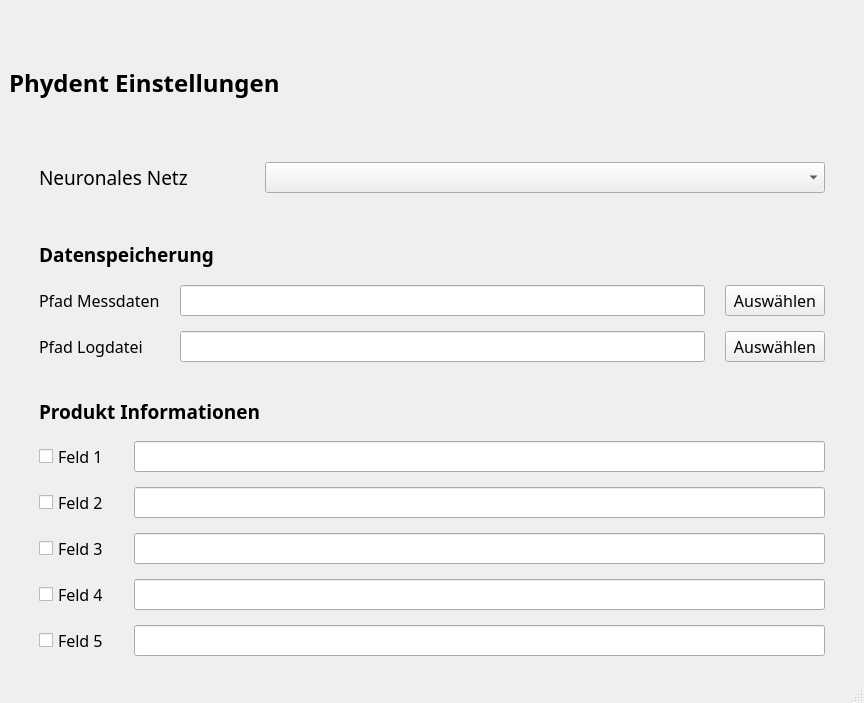
This is settings.ui in fabianjaeger1/Phydent-App as Qt 5 draws it before an edit. The edited form follows.
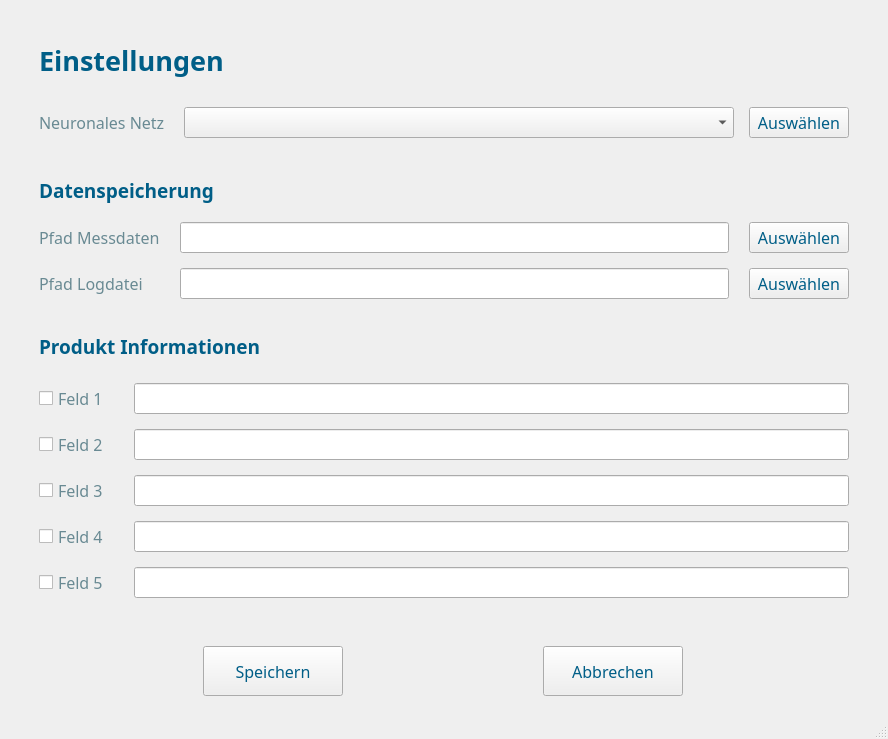
This is the edited form. Icons and pictures are not drawn.

Commit message: Add Screenshot Fusion

```diff
--- a/settings.ui
+++ b/settings.ui
@@ -6,8 +6,8 @@
    <rect>
     <x>0</x>
     <y>0</y>
-    <width>864</width>
-    <height>703</height>
+    <width>888</width>
+    <height>739</height>
    </rect>
   </property>
   <property name="font">
@@ -26,54 +26,149 @@
   <widget class="QWidget" name="centralwidget">
    <layout class="QVBoxLayout" name="verticalLayout">
     <item>
-     <widget class="QLabel" name="label_3">
-      <property name="font">
-       <font>
-        <family>Source Sans Pro SemiBold</family>
-        <pointsize>18</pointsize>
-        <weight>75</weight>
-        <bold>true</bold>
-       </font>
-      </property>
-      <property name="text">
-       <string>Phydent Einstellungen</string>
-      </property>
-     </widget>
-    </item>
-    <item>
-     <layout class="QHBoxLayout" name="horizontalLayout">
+     <layout class="QVBoxLayout" name="verticalLayout_4">
       <property name="leftMargin">
        <number>30</number>
       </property>
+      <property name="topMargin">
+       <number>20</number>
+      </property>
       <property name="rightMargin">
        <number>30</number>
       </property>
-      <property name="bottomMargin">
-       <number>30</number>
-      </property>
       <item>
-       <widget class="QLabel" name="label_2">
+       <widget class="QLabel" name="label_3">
         <property name="maximumSize">
          <size>
-          <width>220</width>
-          <height>16777215</height>
+          <width>16777215</width>
+          <height>60</height>
          </size>
         </property>
         <property name="font">
          <font>
-          <pointsize>14</pointsize>
+          <family>Source Sans Pro SemiBold</family>
+          <pointsize>18</pointsize>
+          <weight>75</weight>
+          <bold>true</bold>
          </font>
         </property>
         <property name="text">
-         <string>Neuronales Netz</string>
+         <string>&lt;html&gt;&lt;head/&gt;&lt;body&gt;&lt;p&gt;&lt;span style=&quot; font-size:20pt; color:#005e87;&quot;&gt;Einstellungen&lt;/span&gt;&lt;/p&gt;&lt;/body&gt;&lt;/html&gt;</string>
         </property>
        </widget>
       </item>
       <item>
-       <widget class="QComboBox" name="comboBox"/>
+       <spacer name="verticalSpacer_3">
+        <property name="orientation">
+         <enum>Qt::Vertical</enum>
+        </property>
+        <property name="sizeType">
+         <enum>QSizePolicy::Fixed</enum>
+        </property>
+        <property name="sizeHint" stdset="0">
+         <size>
+          <width>20</width>
+          <height>10</height>
+         </size>
+        </property>
+       </spacer>
+      </item>
+      <item>
+       <layout class="QHBoxLayout" name="horizontalLayout">
+        <property name="spacing">
+         <number>15</number>
+        </property>
+        <property name="leftMargin">
+         <number>0</number>
+        </property>
+        <property name="rightMargin">
+         <number>0</number>
+        </property>
+        <property name="bottomMargin">
+         <number>0</number>
+        </property>
+        <item>
+         <widget class="QLabel" name="label_2">
+          <property name="maximumSize">
+           <size>
+            <width>1660000</width>
+            <height>16777215</height>
+           </size>
+          </property>
+          <property name="font">
+           <font>
+            <pointsize>14</pointsize>
+           </font>
+          </property>
+          <property name="text">
+           <string>&lt;html&gt;&lt;head/&gt;&lt;body&gt;&lt;p&gt;&lt;span style=&quot; font-size:12pt; color:#698a93;&quot;&gt;Neuronales Netz&lt;/span&gt;&lt;/p&gt;&lt;/body&gt;&lt;/html&gt;</string>
+          </property>
+         </widget>
+        </item>
+        <item>
+         <widget class="QComboBox" name="comboBox">
+          <property name="minimumSize">
+           <size>
+            <width>550</width>
+            <height>0</height>
+           </size>
+          </property>
+          <property name="maximumSize">
+           <size>
+            <width>550</width>
+            <height>16777215</height>
+           </size>
+          </property>
+         </widget>
+        </item>
+        <item>
+         <widget class="QPushButton" name="pushButton">
+          <property name="minimumSize">
+           <size>
+            <width>80</width>
+            <height>28</height>
+           </size>
+          </property>
+          <property name="maximumSize">
+           <size>
+            <width>100</width>
+            <height>16777215</height>
+           </size>
+          </property>
+          <property name="font">
+           <font>
+            <family>Source Sans Pro</family>
+            <pointsize>12</pointsize>
+           </font>
+          </property>
+          <property name="styleSheet">
+           <string notr="true">color: rgb(0, 94, 135);</string>
+          </property>
+          <property name="text">
+           <string>Auswählen</string>
+          </property>
+         </widget>
+        </item>
+       </layout>
       </item>
      </layout>
     </item>
+    <item>
+     <spacer name="verticalSpacer_4">
+      <property name="orientation">
+       <enum>Qt::Vertical</enum>
+      </property>
+      <property name="sizeType">
+       <enum>QSizePolicy::Fixed</enum>
+      </property>
+      <property name="sizeHint" stdset="0">
+       <size>
+        <width>20</width>
+        <height>20</height>
+       </size>
+      </property>
+     </spacer>
+    </item>
     <item>
      <layout class="QVBoxLayout" name="verticalLayout_3">
       <property name="leftMargin">
@@ -84,6 +179,12 @@
       </property>
       <item>
        <widget class="QLabel" name="label_4">
+        <property name="minimumSize">
+         <size>
+          <width>0</width>
+          <height>40</height>
+         </size>
+        </property>
         <property name="maximumSize">
          <size>
           <width>16777215</width>
@@ -99,7 +200,7 @@
          </font>
         </property>
         <property name="text">
-         <string>Datenspeicherung</string>
+         <string>&lt;html&gt;&lt;head/&gt;&lt;body&gt;&lt;p&gt;&lt;span style=&quot; color:#005e87;&quot;&gt;Datenspeicherung&lt;/span&gt;&lt;/p&gt;&lt;/body&gt;&lt;/html&gt;</string>
         </property>
        </widget>
       </item>
@@ -134,32 +235,44 @@
         <item row="0" column="0">
          <widget class="QLabel" name="label_5">
           <property name="text">
-           <string>Pfad Messdaten</string>
+           <string>&lt;html&gt;&lt;head/&gt;&lt;body&gt;&lt;p&gt;&lt;span style=&quot; color:#698a93;&quot;&gt;Pfad Messdaten&lt;/span&gt;&lt;/p&gt;&lt;/body&gt;&lt;/html&gt;</string>
           </property>
          </widget>
         </item>
         <item row="1" column="0">
          <widget class="QLabel" name="label_6">
           <property name="text">
-           <string>Pfad Logdatei</string>
-          </property>
-         </widget>
-        </item>
-        <item row="0" column="2">
-         <widget class="QPushButton" name="pushButton">
-          <property name="minimumSize">
-           <size>
-            <width>100</width>
-            <height>0</height>
-           </size>
-          </property>
-          <property name="text">
-           <string>Auswählen</string>
+           <string>&lt;html&gt;&lt;head/&gt;&lt;body&gt;&lt;p&gt;&lt;span style=&quot; color:#698a93;&quot;&gt;Pfad Logdatei&lt;/span&gt;&lt;/p&gt;&lt;/body&gt;&lt;/html&gt;</string>
           </property>
          </widget>
         </item>
         <item row="1" column="2">
          <widget class="QPushButton" name="pushButton_2">
+          <property name="minimumSize">
+           <size>
+            <width>100</width>
+            <height>0</height>
+           </size>
+          </property>
+          <property name="styleSheet">
+           <string notr="true">color: rgb(0, 94, 135);</string>
+          </property>
+          <property name="text">
+           <string>Auswählen</string>
+          </property>
+         </widget>
+        </item>
+        <item row="0" column="2">
+         <widget class="QPushButton" name="pushButton_5">
+          <property name="minimumSize">
+           <size>
+            <width>100</width>
+            <height>0</height>
+           </size>
+          </property>
+          <property name="styleSheet">
+           <string notr="true">color: rgb(0, 94, 135);</string>
+          </property>
           <property name="text">
            <string>Auswählen</string>
           </property>
@@ -170,7 +283,7 @@
      </layout>
     </item>
     <item>
-     <spacer name="verticalSpacer">
+     <spacer name="verticalSpacer_2">
       <property name="orientation">
        <enum>Qt::Vertical</enum>
       </property>
@@ -180,7 +293,7 @@
       <property name="sizeHint" stdset="0">
        <size>
         <width>20</width>
-        <height>30</height>
+        <height>20</height>
        </size>
       </property>
      </spacer>
@@ -207,7 +320,7 @@
          </font>
         </property>
         <property name="text">
-         <string>Produkt Informationen</string>
+         <string>&lt;html&gt;&lt;head/&gt;&lt;body&gt;&lt;p&gt;&lt;span style=&quot; color:#005e87;&quot;&gt;Produkt Informationen&lt;/span&gt;&lt;/p&gt;&lt;/body&gt;&lt;/html&gt;</string>
         </property>
        </widget>
       </item>
@@ -243,6 +356,9 @@
         </item>
         <item row="1" column="0">
          <widget class="QCheckBox" name="checkBox_2">
+          <property name="styleSheet">
+           <string notr="true">color: rgb(105, 138, 147);</string>
+          </property>
           <property name="text">
            <string>Feld 2</string>
           </property>
@@ -260,6 +376,9 @@
         </item>
         <item row="0" column="0">
          <widget class="QCheckBox" name="checkBox">
+          <property name="styleSheet">
+           <string notr="true">color: rgb(105, 138, 147);</string>
+          </property>
           <property name="text">
            <string>Feld 1</string>
           </property>
@@ -277,6 +396,9 @@
         </item>
         <item row="2" column="0">
          <widget class="QCheckBox" name="checkBox_3">
+          <property name="styleSheet">
+           <string notr="true">color: rgb(105, 138, 147);</string>
+          </property>
           <property name="text">
            <string>Feld 3</string>
           </property>
@@ -284,6 +406,9 @@
         </item>
         <item row="4" column="0">
          <widget class="QCheckBox" name="checkBox_5">
+          <property name="styleSheet">
+           <string notr="true">color: rgb(105, 138, 147);</string>
+          </property>
           <property name="text">
            <string>Feld 5</string>
           </property>
@@ -300,6 +425,9 @@
           <property name="autoFillBackground">
            <bool>false</bool>
           </property>
+          <property name="text">
+           <string/>
+          </property>
           <property name="readOnly">
            <bool>false</bool>
           </property>
@@ -307,6 +435,9 @@
         </item>
         <item row="3" column="0">
          <widget class="QCheckBox" name="checkBox_4">
+          <property name="styleSheet">
+           <string notr="true">color: rgb(105, 138, 147);</string>
+          </property>
           <property name="text">
            <string>Feld 4</string>
           </property>
@@ -326,6 +457,64 @@
       </item>
      </layout>
     </item>
+    <item>
+     <spacer name="verticalSpacer">
+      <property name="orientation">
+       <enum>Qt::Vertical</enum>
+      </property>
+      <property name="sizeType">
+       <enum>QSizePolicy::Fixed</enum>
+      </property>
+      <property name="sizeHint" stdset="0">
+       <size>
+        <width>20</width>
+        <height>30</height>
+       </size>
+      </property>
+     </spacer>
+    </item>
+    <item>
+     <layout class="QHBoxLayout" name="horizontalLayout_2">
+      <item>
+       <widget class="QPushButton" name="pushButton_3">
+        <property name="minimumSize">
+         <size>
+          <width>140</width>
+          <height>50</height>
+         </size>
+        </property>
+        <property name="maximumSize">
+         <size>
+          <width>140</width>
+          <height>50</height>
+         </size>
+        </property>
+        <property name="styleSheet">
+         <string notr="true">color: rgb(0, 94, 135);</string>
+        </property>
+        <property name="text">
+         <string>Speichern</string>
+        </property>
+       </widget>
+      </item>
+      <item>
+       <widget class="QPushButton" name="pushButton_4">
+        <property name="maximumSize">
+         <size>
+          <width>140</width>
+          <height>50</height>
+         </size>
+        </property>
+        <property name="styleSheet">
+         <string notr="true">color: rgb(0, 94, 135);</string>
+        </property>
+        <property name="text">
+         <string>Abbrechen</string>
+        </property>
+       </widget>
+      </item>
+     </layout>
+    </item>
    </layout>
   </widget>
   <widget class="QStatusBar" name="statusbar"/>
```
Left out of the diff: 1 changed line with no effect on the pictures. The commit also changes 1 other file.
